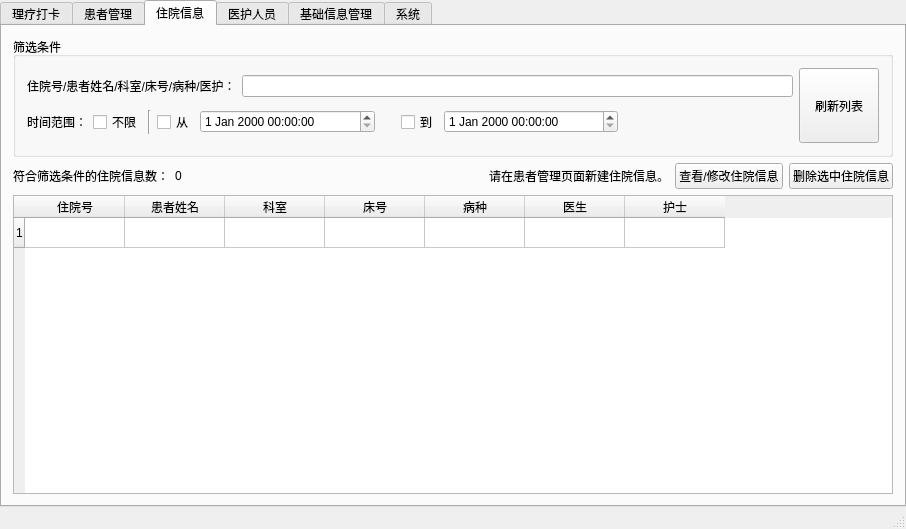
Qt form PhysioMgr/MainWindow.ui (yuylong/PhysioMgr) before a commit.
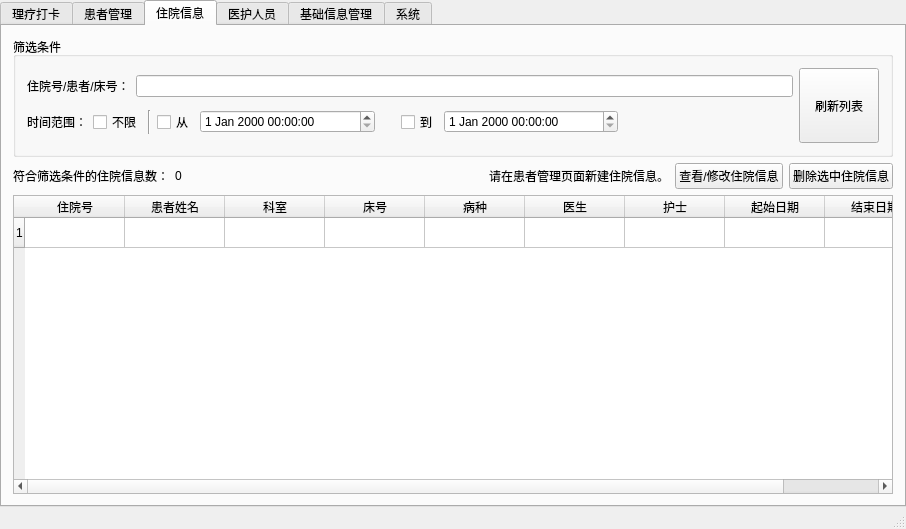
The same form after that commit. The open tabs and pages were chosen to show the change.

```diff
--- a/PhysioMgr/MainWindow.ui
+++ b/PhysioMgr/MainWindow.ui
@@ -355,7 +355,7 @@
                <item>
                 <widget class="QLabel" name="label_8">
                  <property name="text">
-                  <string>住院号/患者姓名/科室/床号/病种/医护：</string>
+                  <string>住院号/患者/床号：</string>
                  </property>
                 </widget>
                </item>
@@ -555,6 +555,16 @@
             <string>护士</string>
            </property>
           </column>
+          <column>
+           <property name="text">
+            <string>起始日期</string>
+           </property>
+          </column>
+          <column>
+           <property name="text">
+            <string>结束日期</string>
+           </property>
+          </column>
          </widget>
         </item>
        </layout>
```
Left out of the diff: 2 changed lines with no effect on the pictures.
